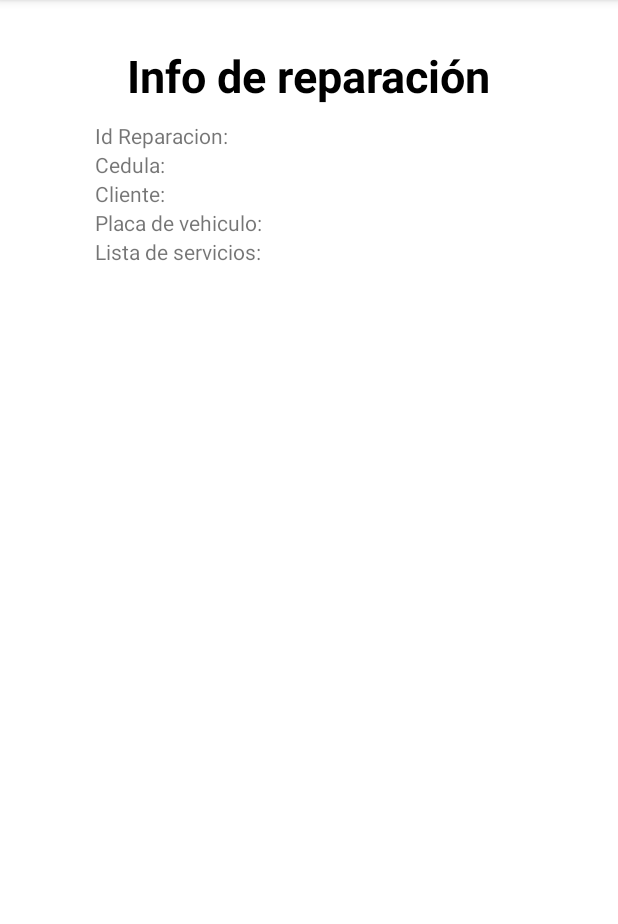
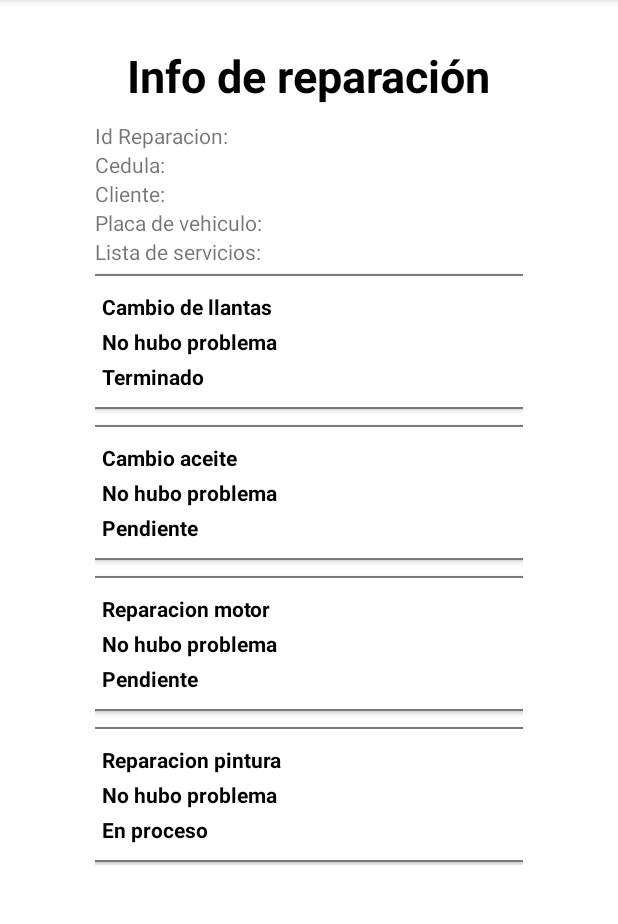
Before and after one commit to Angelo0512/frontend-app-bravo, an Android app: the fragment ReparationDetailsFragment shown on its own in the app's theme, on a phone screen of 412 x 824 dp, the part 84-1008 px from its top. Run offline under Robolectric (Android 15) with nearby library versions, the phone set to English and light mode, and no system bars.

Commit message:
Update reparation details

```diff
--- /dev/null
+++ b/app/src/main/java/cr/una/bravo/bravofrontend/ReparationDetailsAdapter.kt
@@ -0,0 +1,31 @@
+package cr.una.bravo.bravofrontend
+
+import android.view.LayoutInflater
+import android.view.ViewGroup
+import androidx.recyclerview.widget.RecyclerView
+import cr.una.bravo.bravofrontend.data.model.ServiceCard
+import cr.una.bravo.bravofrontend.databinding.ReparationsListItemBinding
+import cr.una.bravo.bravofrontend.databinding.ServiceListItemBinding
+
+class ReparationDetailsAdapter (
+    private val serviceCard: MutableList<ServiceCard>,
+):
+    RecyclerView.Adapter<ReparationDetailsCardViewHolder>()
+{
+    override fun onCreateViewHolder(
+        parent: ViewGroup,
+        viewType: Int
+    ): ReparationDetailsCardViewHolder {
+        val from = LayoutInflater.from(parent.context)
+        val binding = ServiceListItemBinding.inflate(from,parent,false)
+        return ReparationDetailsCardViewHolder(binding)
+    }
+
+    override fun onBindViewHolder(holder: ReparationDetailsCardViewHolder, position: Int) {
+        holder.bindReparationCard(serviceCard[position])
+    }
+
+    override fun getItemCount(): Int = serviceCard.size
+
+
+}
--- /dev/null
+++ b/app/src/main/java/cr/una/bravo/bravofrontend/ReparationDetailsCardViewHolder.kt
@@ -0,0 +1,18 @@
+package cr.una.bravo.bravofrontend
+
+import androidx.recyclerview.widget.RecyclerView
+import cr.una.bravo.bravofrontend.data.model.ReparationCard
+import cr.una.bravo.bravofrontend.data.model.ServiceCard
+import cr.una.bravo.bravofrontend.databinding.ReparationsListItemBinding
+import cr.una.bravo.bravofrontend.databinding.ServiceListItemBinding
+
+class ReparationDetailsCardViewHolder(
+    private val serviceListItemBinding: ServiceListItemBinding
+) : RecyclerView.ViewHolder(serviceListItemBinding.root) {
+    fun bindReparationCard(repCard: ServiceCard){
+        serviceListItemBinding.servicioId.text = repCard.serviceId
+        serviceListItemBinding.observations.text = repCard.observation
+        serviceListItemBinding.state.text = repCard.state
+
+    }
+}
--- a/app/src/main/java/cr/una/bravo/bravofrontend/ReparationDetailsFragment.kt
+++ b/app/src/main/java/cr/una/bravo/bravofrontend/ReparationDetailsFragment.kt
@@ -5,25 +5,57 @@ import androidx.fragment.app.Fragment
 import android.view.LayoutInflater
 import android.view.View
 import android.view.ViewGroup
-
-// TODO: Rename parameter arguments, choose names that match
-// the fragment initialization parameters, e.g. ARG_ITEM_NUMBER
-
-/**
- * A simple [Fragment] subclass.
- * Use the [ReparationDetailsFragment.newInstance] factory method to
- * create an instance of this fragment.
- */
-class ReparationDetailsFragment : Fragment() {
+import androidx.recyclerview.widget.LinearLayoutManager
+import androidx.recyclerview.widget.RecyclerView
+import cr.una.bravo.bravofrontend.data.model.ReparationCard
+import cr.una.bravo.bravofrontend.data.model.ServiceCard
 
 
+class ReparationDetailsFragment : Fragment() {
+    lateinit var viewReparation : View
+    lateinit var recyclerView: RecyclerView
+    lateinit var adapter : ReparationDetailsAdapter
     override fun onCreateView(
         inflater: LayoutInflater, container: ViewGroup?,
         savedInstanceState: Bundle?
     ): View? {
         // Inflate the layout for this fragment
-        return inflater.inflate(R.layout.fragment_reparation_details, container, false)
+        viewReparation = inflater.inflate(R.layout.fragment_reparation_details, container, false)
+
+        //RecyclerView
+        recyclerView = viewReparation.findViewById(R.id.service_List)
+        initRecycler()
+
+        return viewReparation
+    }
+    private fun initRecycler(){
+        recyclerView.setHasFixedSize(true)
+        recyclerView.layoutManager = LinearLayoutManager(viewReparation.context)
+        val cardList : MutableList<ServiceCard> = mutableListOf(
+            ServiceCard(
+                serviceId = "Cambio de llantas",
+                observation = "No hubo problema",
+                state = "Terminado",
+
+            ),
+            ServiceCard(
+                serviceId = "Cambio aceite",
+                observation = "No hubo problema",
+                state = "Pendiente",
+            ),
+            ServiceCard(
+                serviceId = "Reparacion motor",
+                observation = "No hubo problema",
+                state = "Pendiente",
+            ),
+            ServiceCard(
+                serviceId = "Reparacion pintura",
+                observation = "No hubo problema",
+                state = "En proceso",
+            )
+        )
+        adapter = ReparationDetailsAdapter(cardList)
+        recyclerView.adapter = this.adapter
     }
 
-
 }
--- /dev/null
+++ b/app/src/main/java/cr/una/bravo/bravofrontend/data/model/ServiceCard.kt
@@ -0,0 +1,7 @@
+package cr.una.bravo.bravofrontend.data.model
+
+data class ServiceCard(
+    var serviceId: String,
+    var observation: String,
+    var state: String,
+)
```
